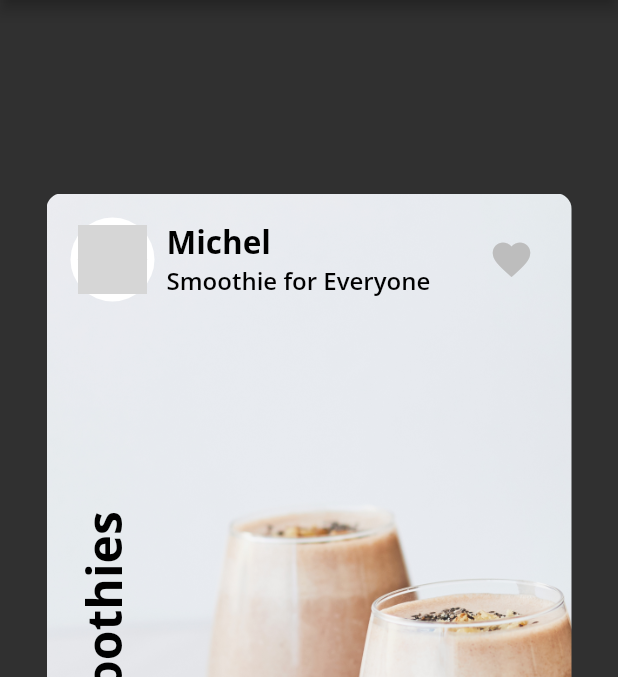
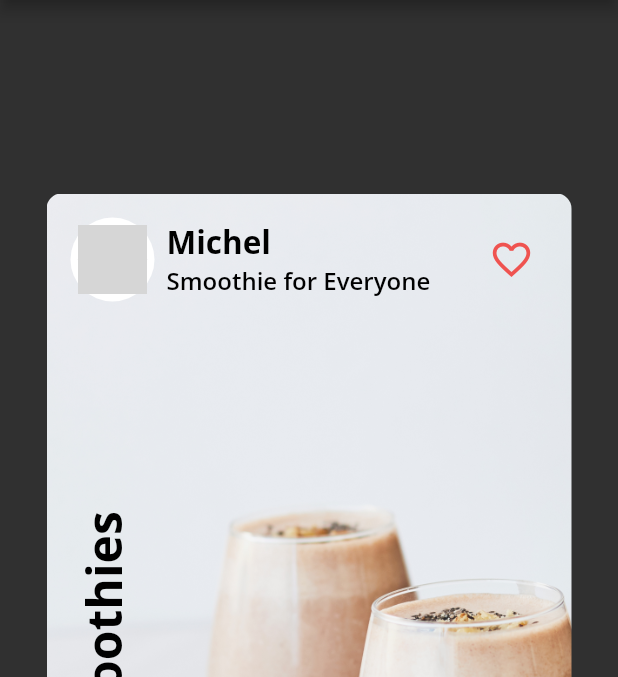
Before and after one commit to thut4/futter-apprentice-lesson, a Flutter app: the screen it shows after launch, item 2 of the bottom bar chosen, on a phone screen of 412 x 824 dp, the part 84-761 px from its top. Run offline on Flutter 3.47's test engine with Material 2 defaults, Android fonts, the phone set to English and light mode, and no system bars; our stand-ins replace google_fonts; network calls fail; grey boxes are pictures that could not be loaded.

Commit message:
Implementing favorites

```diff
--- a/flutter_foode_rich/lib/pages/author_card.dart
+++ b/flutter_foode_rich/lib/pages/author_card.dart
@@ -2,7 +2,7 @@ import 'package:flutter/material.dart';
 import 'package:flutter_fooder_rich/component/foodelich_theme.dart';
 import 'package:flutter_fooder_rich/pages/circle_img.dart';
 
-class AuthorCard extends StatelessWidget {
+class AuthorCard extends StatefulWidget {
   const AuthorCard(
       {Key? key,
       required this.authorName,
@@ -14,6 +14,12 @@ class AuthorCard extends StatelessWidget {
   final ImageProvider? imageProvider;
 
   @override
+  State<AuthorCard> createState() => _AuthorCardState();
+}
+
+class _AuthorCardState extends State<AuthorCard> {
+  bool _isFavourited = false;
+  @override
   Widget build(BuildContext context) {
     return Container(
       padding: const EdgeInsets.all(16),
@@ -24,7 +30,7 @@ class AuthorCard extends StatelessWidget {
           Row(
             children: [
               CircleImage(
-                imageProvider: imageProvider,
+                imageProvider: widget.imageProvider,
                 imageRadius: 28,
               ),
               const SizedBox(
@@ -34,11 +40,11 @@ class AuthorCard extends StatelessWidget {
                 crossAxisAlignment: CrossAxisAlignment.start,
                 children: [
                   Text(
-                    authorName,
+                    widget.authorName,
                     style: FooderLichTheme.lightTextTheme.headline2,
                   ),
                   Text(
-                    title,
+                    widget.title,
                     style: FooderLichTheme.lightTextTheme.headline3,
                   )
                 ],
@@ -47,12 +53,15 @@ class AuthorCard extends StatelessWidget {
           ),
           IconButton(
             onPressed: () {
-              const snackBar = SnackBar(content: Text('Fav Pressed'));
-              ScaffoldMessenger.of(context).showSnackBar(snackBar);
+              setState(() {
+                _isFavourited = !_isFavourited;
+              });
+              // const snackBar = SnackBar(content: Text('Fav Pressed'));
+              // ScaffoldMessenger.of(context).showSnackBar(snackBar);
             },
-            icon: const Icon(Icons.favorite),
+            icon: Icon(_isFavourited ? Icons.favorite : Icons.favorite_border),
             iconSize: 30,
-            color: Colors.grey[400],
+            color: Colors.red[400],
           )
         ],
       ),
```
